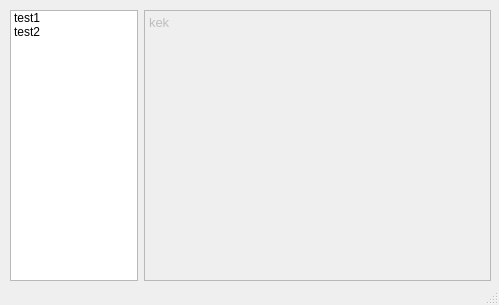
Old version of the form mainwindow.ui in the repository Dartstriker/RedSoftHackatonCowsay.
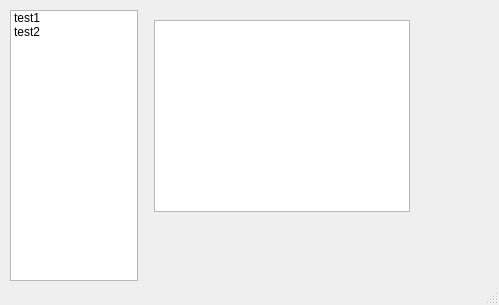
New version of the form.

Commit message: Tinkering with possible ui options

What changed in the file:
```diff
--- a/mainwindow.ui
+++ b/mainwindow.ui
@@ -54,18 +54,20 @@
       </widget>
      </item>
      <item>
-      <widget class="QTextBrowser" name="teeext">
-       <property name="enabled">
-        <bool>false</bool>
-       </property>
-       <property name="html">
-        <string>&lt;!DOCTYPE HTML PUBLIC &quot;-//W3C//DTD HTML 4.0//EN&quot; &quot;http://www.w3.org/TR/REC-html40/strict.dtd&quot;&gt;
-&lt;html&gt;&lt;head&gt;&lt;meta name=&quot;qrichtext&quot; content=&quot;1&quot; /&gt;&lt;style type=&quot;text/css&quot;&gt;
-p, li { white-space: pre-wrap; }
-&lt;/style&gt;&lt;/head&gt;&lt;body style=&quot; font-family:'Ubuntu'; font-size:10pt; font-weight:400; font-style:normal;&quot;&gt;
-&lt;p style=&quot; margin-top:0px; margin-bottom:0px; margin-left:0px; margin-right:0px; -qt-block-indent:0; text-indent:0px;&quot;&gt;kek&lt;/p&gt;
-&lt;p style=&quot;-qt-paragraph-type:empty; margin-top:0px; margin-bottom:0px; margin-left:0px; margin-right:0px; -qt-block-indent:0; text-indent:0px;&quot;&gt;&lt;br /&gt;&lt;/p&gt;&lt;/body&gt;&lt;/html&gt;</string>
-       </property>
+      <widget class="QStackedWidget" name="stackedWidget">
+       <widget class="QWidget" name="page">
+        <widget class="QTextBrowser" name="textBrowser">
+         <property name="geometry">
+          <rect>
+           <x>10</x>
+           <y>10</y>
+           <width>256</width>
+           <height>192</height>
+          </rect>
+         </property>
+        </widget>
+       </widget>
+       <widget class="QWidget" name="page_2"/>
       </widget>
      </item>
     </layout>
```
The commit also changes 2 other files.
